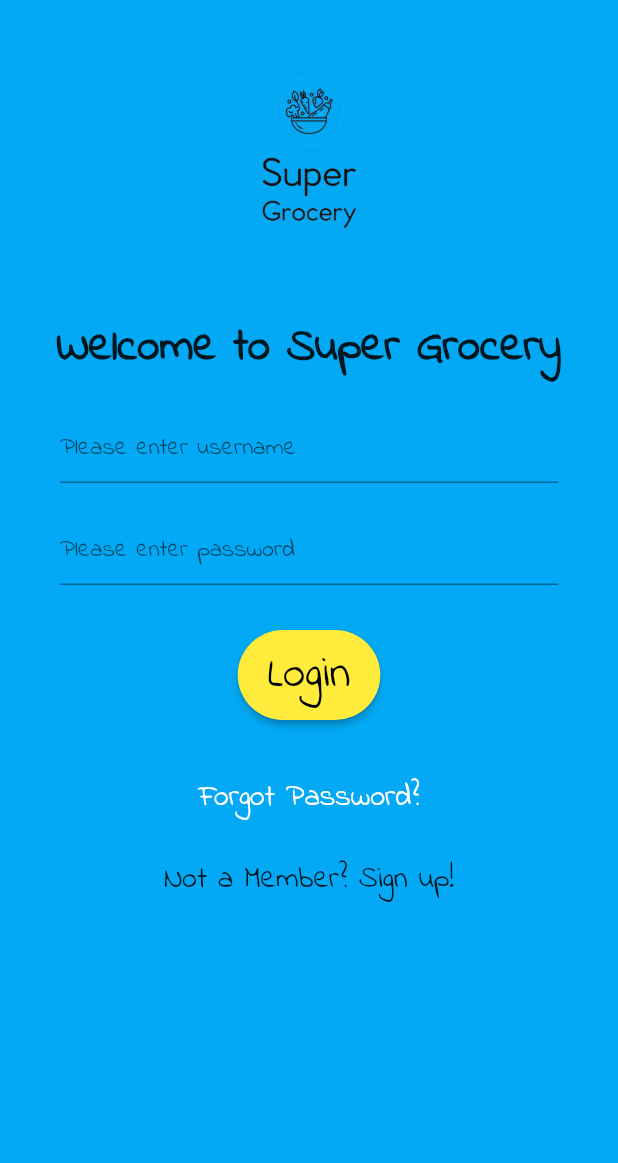
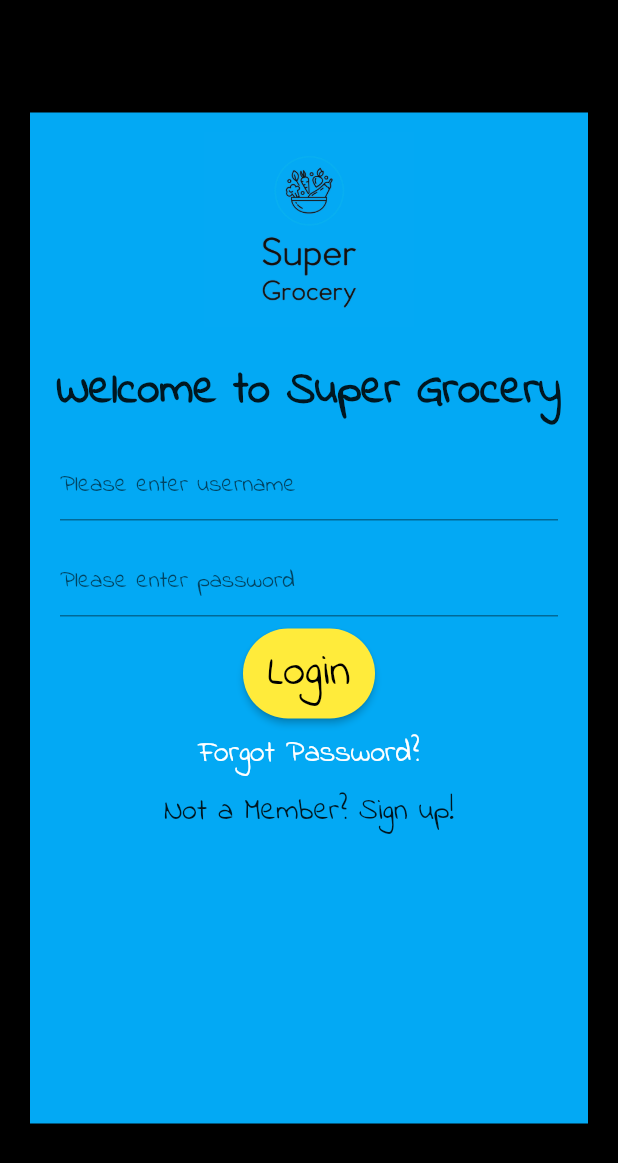
Before and after one commit to Anudeepa2204/googleHackathon, a Flutter app: the screen it shows after launch, on a phone screen of 412 x 824 dp. Shown: the top 1163 px of the screen. Run offline on Flutter 3.47's test engine with Material 2 defaults, Android fonts, the phone set to English and light mode, and no system bars.

Commit message:
changes in login and gitignore added

```diff
--- a/lib/actions/login.dart
+++ b/lib/actions/login.dart
@@ -1,25 +1,74 @@
 import 'package:flutter/material.dart';
 
-class Login extends StatelessWidget {
+class Login extends StatefulWidget {
   //{@required this.onPressed}
 //  final GestureTapCallback onPressed;
+  @override
+  State createState() => new LoginState();
+}
+
+class LoginState extends State<Login> with TickerProviderStateMixin {
+  AnimationController controller;
+  Animation animation;
+
+  @override
+  void initState() {
+    controller =
+        AnimationController(vsync: this, duration: Duration(seconds: 2));
+    animation = Tween(begin: 0.0, end: 1.0).animate(controller);
+  }
+
+  @override
+  void dispose() {
+    controller.dispose();
+    super.dispose();
+  }
+
   final loginController = new TextEditingController();
   void _pressed() {
     print("Pressed");
   }
 
-  void _loginValidation(String value) {
-    print("Login pressed");
-  }
-
   @override
   Widget build(BuildContext context) {
     return Material(
-      color: Colors.lightBlue,
-      child: new Column(
-        crossAxisAlignment: CrossAxisAlignment.center,
-        children: <Widget>[welcome(), loginForm(), membershipPassword()],
-      ),
+      animationDuration: Duration(seconds: 10),
+      color: Colors.black,
+        child: Padding(
+            padding: const EdgeInsets.symmetric(vertical: 75.0, horizontal: 20.0),
+            child: Container(
+              color: Colors.lightBlue,
+              child: Column(
+                crossAxisAlignment: CrossAxisAlignment.center,
+                children: <Widget>[
+                  welcome(),
+                  loginForm(),
+                  membershipPassword()
+                ],
+              ),
+            )));
+  }
+
+  Widget welcome() {
+    return Column(
+//        duration: const Duration(seconds: 3),
+      children: <Widget>[
+        Padding(
+            padding: const EdgeInsets.symmetric(vertical: 8.0),
+            child: CircleAvatar(
+              backgroundColor: Colors.transparent,
+              radius: 70.0,
+              child: Image.asset('assets/logo.png'),
+            )),
+        Padding(
+            padding:
+                const EdgeInsets.symmetric(vertical: 8.0, horizontal: 10.0),
+            child: Text(
+              "Welcome to Super Grocery",
+              style: TextStyle(fontSize: 30.0, fontWeight: FontWeight.w700),
+              textAlign: TextAlign.center,
+            )),
+      ],
     );
   }
 
@@ -28,7 +77,7 @@ class Login extends StatelessWidget {
       children: <Widget>[
         Padding(
             padding:
-                const EdgeInsets.symmetric(horizontal: 40.0, vertical: 10.0),
+                const EdgeInsets.symmetric(horizontal: 20.0, vertical: 8.0),
             child: TextFormField(
               controller: loginController,
               validator: (String arg) {
@@ -41,20 +90,19 @@ class Login extends StatelessWidget {
             )),
         Padding(
             padding:
-                const EdgeInsets.symmetric(horizontal: 40.0, vertical: 10.0),
+                const EdgeInsets.symmetric(horizontal: 20.0, vertical: 8.0),
             child: TextField(
               controller: loginController,
               decoration: InputDecoration(hintText: 'Please enter password'),
             )),
-        Padding(
-          padding: const EdgeInsets.symmetric(horizontal: 40.0, vertical: 20.0),
+        Center(
           child: RawMaterialButton(
             onPressed: _pressed,
             fillColor: Colors.yellow,
             splashColor: Colors.green,
             child: Padding(
               padding:
-                  const EdgeInsets.symmetric(vertical: 8.0, horizontal: 20.0),
+                  const EdgeInsets.symmetric(vertical: 8.0, horizontal: 10.0),
               child: Text(
                 "Login",
                 style: TextStyle(
@@ -70,38 +118,10 @@ class Login extends StatelessWidget {
     );
   }
 
-  Widget welcome() {
-    return new Column(
-      children: <Widget>[
-        Padding(
-            padding: const EdgeInsets.symmetric(vertical: 30.0),
-            child: CircleAvatar(
-              backgroundColor: Colors.transparent,
-              radius: 70.0,
-              child: Image.asset('assets/logo.png'),
-//              )
-            )),
-        Padding(
-            padding:
-                const EdgeInsets.symmetric(vertical: 10.0, horizontal: 20.0),
-            child: Text(
-              "Welcome to Super Grocery",
-              style: TextStyle(fontSize: 30.0, fontWeight: FontWeight.w700),
-              textAlign: TextAlign.center,
-//              )
-            )),
-      ],
-    );
-  }
-
   Widget membershipPassword() {
     return new Column(
       children: <Widget>[
-        Padding(
-            padding: const EdgeInsets.symmetric(
-              vertical: 8.0,
-              horizontal: 20.0,
-            ),
+        Center(
             child: new FlatButton(
               splashColor: Colors.grey,
               onPressed: _pressed,
@@ -116,9 +136,7 @@ class Login extends StatelessWidget {
         InkWell(
           splashColor: Colors.white,
           onTap: _pressed,
-          child: Padding(
-            padding:
-                const EdgeInsets.symmetric(vertical: 8.0, horizontal: 20.0),
+          child: Center(
             child: new Column(
               mainAxisAlignment: MainAxisAlignment.center,
               children: <Widget>[
```
Also changed, not shown: 1 other file.
